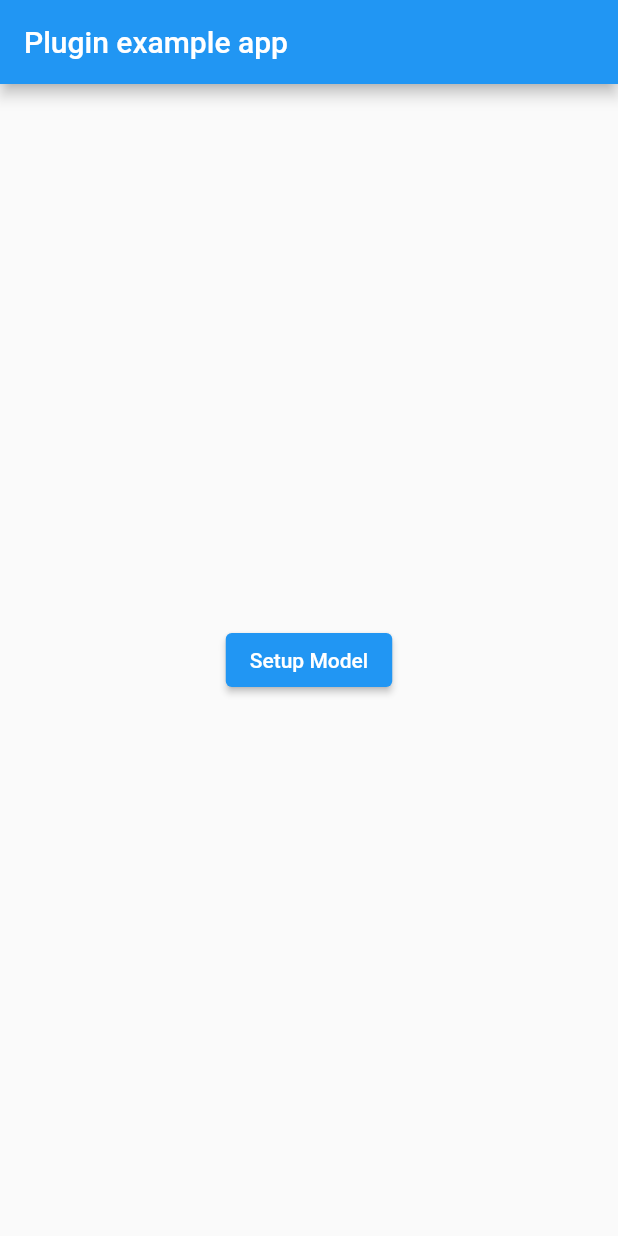
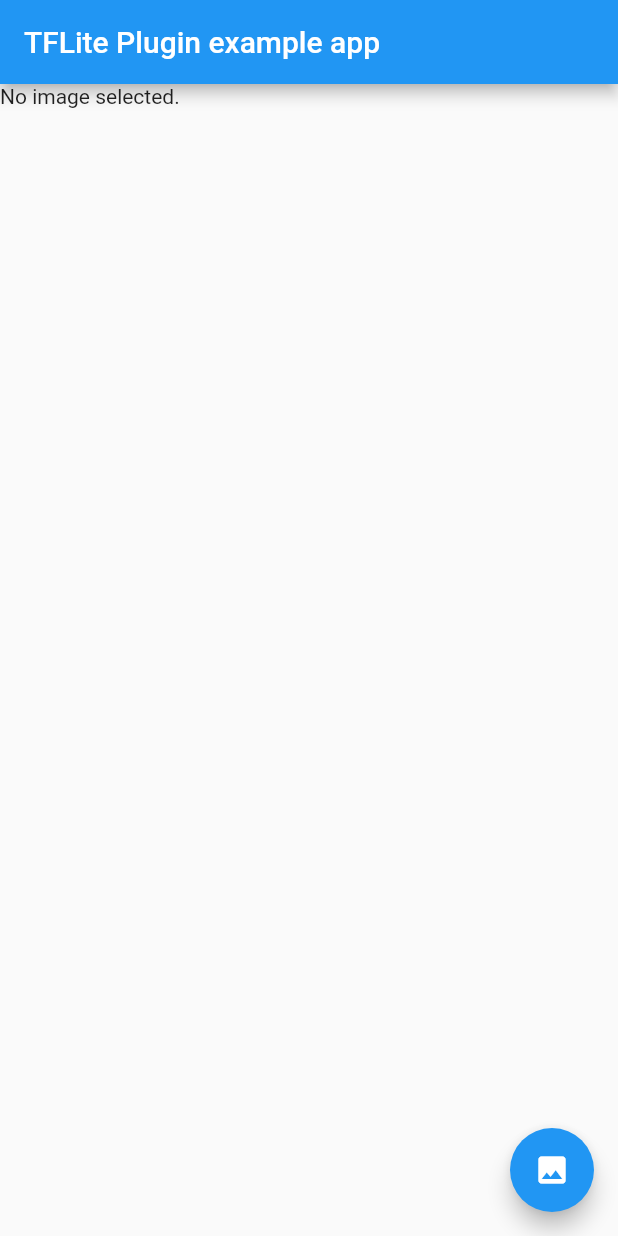
Before and after one commit to pinkfong-tech/flutter_tflite, a Flutter app: the screen it shows after launch, on a phone screen of 412 x 824 dp. Run offline on Flutter 3.47's test engine with Material 2 defaults, Android fonts, the phone set to English and light mode, and no system bars; our stand-ins replace image_picker, plugin_platform_interface; project files that could hold a hidden picture were left out.

Commit message:
runModel 수정

```diff
--- a/example/lib/main.dart
+++ b/example/lib/main.dart
@@ -1,8 +1,13 @@
+import 'dart:core';
+import 'dart:io';
+
 import 'package:flutter/material.dart';
 import 'dart:async';
 
 import 'package:flutter/services.dart';
 import 'package:flutter_super_resolution/flutter_super_resolution.dart';
+import 'package:image_picker/image_picker.dart';
+import 'package:image/image.dart' as img;
 
 void main() {
   WidgetsFlutterBinding.ensureInitialized();
@@ -17,8 +22,118 @@ class MyApp extends StatefulWidget {
 }
 
 class _MyAppState extends State<MyApp> {
-  String _platformVersion = 'Unknown';
   final _flutterSuperResolutionPlugin = FlutterSuperResolution();
+
+  File? _image;
+  List _recognitions = [];
+  final ImagePicker _picker = ImagePicker();
+
+  Future<void> predictImagePicker() async {
+    var image = await _picker.pickImage(source: ImageSource.gallery);
+
+    if (image == null) return;
+    setState(() {});
+    // predictImage(image);
+  }
+
+  @override
+  void initState() {
+    super.initState();
+    setupModel();
+  }
+
+  Future<void> setupModel() async {
+    await _flutterSuperResolutionPlugin.setupModel(
+      model: "assets/lite-model_esrgan-tf2_1.tflite",
+      isAsset: true,
+      accelerator: "npu",
+      numThreads: 2,
+    );
+  }
+
+  // Future<void> runModel() async {
+  //   await _flutterSuperResolutionPlugin.runModel();
+  // }
+
+  Uint8List imageToByteListUint8(img.Image image, int inputSize) {
+    var convertedBytes = Uint8List(1 * inputSize * inputSize * 3);
+    var buffer = Uint8List.view(convertedBytes.buffer);
+    int pixelIndex = 0;
+    for (var i = 0; i < inputSize; i++) {
+      for (var j = 0; j < inputSize; j++) {
+        var pixel = image.getPixel(j, i);
+        buffer[pixelIndex++] = img.getRed(pixel);
+        buffer[pixelIndex++] = img.getGreen(pixel);
+        buffer[pixelIndex++] = img.getBlue(pixel);
+      }
+    }
+    return convertedBytes.buffer.asUint8List();
+  }
+
+  @override
+  Widget build(BuildContext context) {
+    return const MaterialApp(
+      home: Home(),
+    );
+  }
+}
+
+class Home extends StatefulWidget {
+  const Home({super.key});
+
+  @override
+  State<Home> createState() => _HomeState();
+}
+
+class _HomeState extends State<Home> {
+  final _flutterSuperResolutionPlugin = FlutterSuperResolution();
+
+  File? _image;
+  List _recognitions = [];
+  final ImagePicker _picker = ImagePicker();
+  bool _busy = false;
+  late double _imageHeight;
+  late double _imageWidth;
+  String _model = "real_esgan";
+
+  Future predictImagePicker() async {
+    var image = await _picker.pickImage(source: ImageSource.gallery);
+
+    if (image == null) return;
+    setState(() {
+      _busy = true;
+    });
+    predictImage(image);
+  }
+
+  Future predictImage(XFile image) async {
+    // Image.file(File(image.path));
+    var fileImage = File(image.path);
+    if (image == null) return;
+
+    switch (_model) {
+      case "real_esgan":
+        await RealESRGAN(fileImage);
+        break;
+      default:
+        break;
+      // await recognizeImageBinary(image);
+    }
+
+    FileImage(fileImage)
+        .resolve(const ImageConfiguration())
+        .addListener(ImageStreamListener((ImageInfo info, bool _) {
+      setState(() {
+        _imageHeight = info.image.height.toDouble();
+        _imageWidth = info.image.width.toDouble();
+      });
+    }));
+
+    setState(() {
+      _image = fileImage;
+      _busy = false;
+    });
+  }
 
   @override
   void initState() {
@@ -36,31 +151,70 @@ class _MyAppState extends State<MyApp> {
     );
   }
 
-  Future<void> runModel() async {
-    await _flutterSuperResolutionPlugin.runModel();
+  // Future<void> runModel() async {
+  //   await _flutterSuperResolutionPlugin.runModel();
+  // }
+
+  // ignore: non_constant_identifier_names
+  Future RealESRGAN(File image) async {
+    var recognitions = await _flutterSuperResolutionPlugin.runModel(
+      binary: image.readAsBytesSync(),
+      threshold: 0.4,
+    );
+    setState(() {
+      _recognitions = recognitions!;
+    });
+  }
+
+  Uint8List imageToByteListUint8(img.Image image, int inputSize) {
+    var convertedBytes = Uint8List(1 * inputSize * inputSize * 3);
+    var buffer = Uint8List.view(convertedBytes.buffer);
+    int pixelIndex = 0;
+    for (var i = 0; i < inputSize; i++) {
+      for (var j = 0; j < inputSize; j++) {
+        var pixel = image.getPixel(j, i);
+        buffer[pixelIndex++] = img.getRed(pixel);
+        buffer[pixelIndex++] = img.getGreen(pixel);
+        buffer[pixelIndex++] = img.getBlue(pixel);
+      }
+    }
+    return convertedBytes.buffer.asUint8List();
   }
 
   @override
   Widget build(BuildContext context) {
-    return MaterialApp(
-      home: Scaffold(
-        appBar: AppBar(
-          title: const Text('Plugin example app'),
-        ),
-        body: Center(
-          child: Column(
-            mainAxisAlignment: MainAxisAlignment.center,
-            children: [
-              ElevatedButton(
-                onPressed: () {
-                  runModel();
-                  setupModel();
-                },
-                child: const Text("Setup Model"),
+    List<Widget> stackChildren = [];
+    stackChildren.add(Positioned(
+      top: 0.0,
+      left: 0.0,
+      width: MediaQuery.of(context).size.width,
+      child: _image == null
+          ? const Text("No image selected.")
+          : Container(
+              // decoration: BoxDecoration(
+              //   image: DecorationImage(
+              //       alignment: Alignment.topCenter,
+              //       image: MemoryImage(_recognitions),
+              //       fit: BoxFit.fill),
+              // ),
+              child: Opacity(
+                opacity: 0.3,
+                child: Image.file(_image!),
               ),
-            ],
-          ),
-        ),
+            ),
+    ));
+
+    return Scaffold(
+      appBar: AppBar(
+        title: const Text('TFLite Plugin example app'),
+      ),
+      body: Stack(
+        children: stackChildren,
+      ),
+      floatingActionButton: FloatingActionButton(
+        onPressed: predictImagePicker,
+        tooltip: 'Pick Image',
+        child: const Icon(Icons.image),
       ),
     );
   }
--- a/example/pubspec.yaml
+++ b/example/pubspec.yaml
@@ -30,6 +30,8 @@ dependencies:
   # The following adds the Cupertino Icons font to your application.
   # Use with the CupertinoIcons class for iOS style icons.
   cupertino_icons: ^1.0.2
+  image_picker: ^0.8.5+3
+  image:
 
 dev_dependencies:
   flutter_test:
--- a/lib/flutter_super_resolution_method_channel.dart
+++ b/lib/flutter_super_resolution_method_channel.dart
@@ -27,7 +27,11 @@ class MethodChannelFlutterSuperResolution
   }
 
   @override
-  Future<void> runModel() async {
+  Future<List?> runModel(
+      {required Uint8List binary,
+      double threshold = 0.1,
+      bool asynch = true}) async {
     await methodChannel.invokeMethod('runModel');
+    return null;
   }
 }
--- a/lib/flutter_super_resolution_platform_interface.dart
+++ b/lib/flutter_super_resolution_platform_interface.dart
@@ -1,3 +1,4 @@
+import 'package:flutter/foundation.dart';
 import 'package:plugin_platform_interface/plugin_platform_interface.dart';
 
 import 'flutter_super_resolution_method_channel.dart';
@@ -33,7 +34,8 @@ abstract class FlutterSuperResolutionPlatform extends PlatformInterface {
     throw UnimplementedError('setupModel() has not been implemented.');
   }
 
-  Future<void> runModel() {
+  Future<List?> runModel(
+      {required Uint8List binary, double threshold = 0.1, bool asynch = true}) {
     throw UnimplementedError('runModel() has not been implemented.');
   }
 }
```
Also changed, not shown: lib/flutter_super_resolution.dart (+9 -2 lines), example/pubspec.lock, 4 other files.
